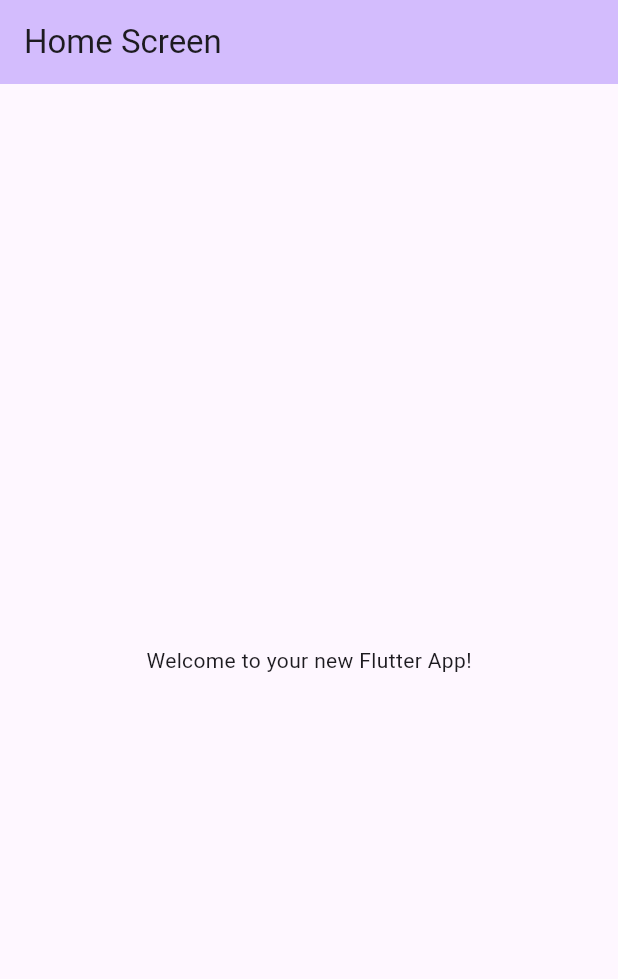
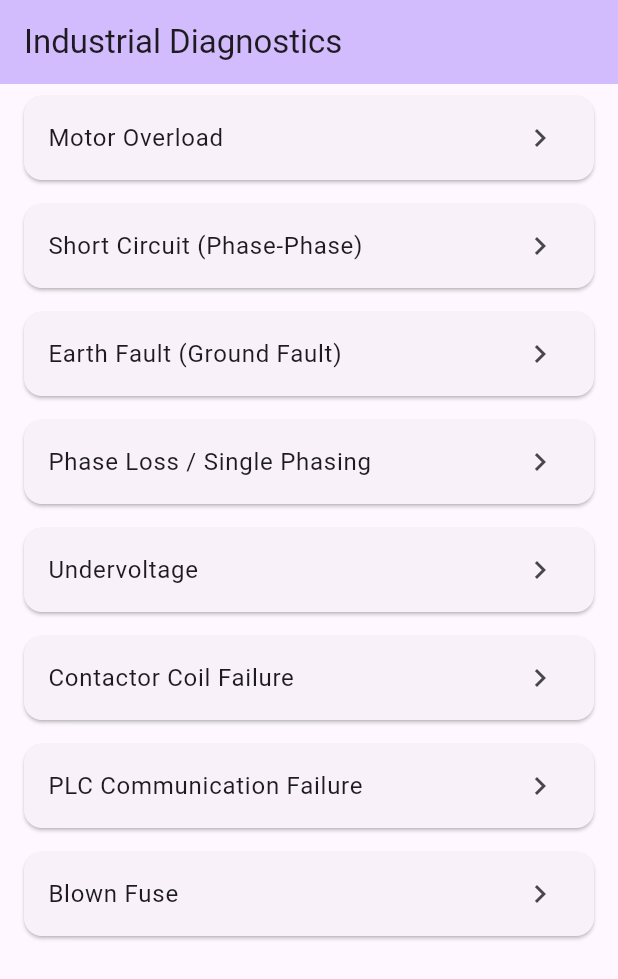
Before and after one commit to could-ai/019a2097-01bc-7020-9ef7-3360789b76ba, a Flutter app: the screen it shows after launch, on a phone screen of 412 x 824 dp. Shown: the top 979 px of the screen. Run offline on Flutter 3.47's test engine with Material 3 defaults, Android fonts, the phone set to English and light mode, and no system bars.

Commit message:
لقد قمت بتحديث HomeScreen لعرض قائمة بقواعد التشخيص. الآن، تقوم الشاشة بتحميل البيانات من ملف البيانات الجديد وتعرض كل قاعدة في بطاقة قابلة للنقر. يؤدي النقر على بطاقة إلى الانتقال إلى شاشة التفاصيل الجديدة. لقد حولت الشاشة أيضًا إلى StatefulWidget لإدارة حالة قائمة القواعد.; لقد أنشأت ملف نموذج جديدًا، `DiagnosticRule.dart`، لتمثيل بيانات التشخيص الخاصة بك بطريقة منظمة. يتضمن هذا الفصل مُنشئ مصنع لتحليل بيانات JSON بسهولة إلى كائنات Dart، مما يضمن سلامة النوع وسهولة الاستخدام في جميع أنحاء التطبيق.; لقد قمت بإنشاء ملف بيانات جديد، `rules_data.dart`، لتخزين بيانات JSON التي قدمتها. يتضمن هذا الملف دالة `loadRules` التي تحلل سلسلة JSON إلى قائمة من كائنات `DiagnosticRule`، مما يفصل البيانات عن واجهة المستخدم ويسهل إدارتها.; لقد أنشأت شاشة تفاصيل جديدة، `RuleDetailsScreen.dart`، لعرض الأعراض والاختبارات والإجراءات لكل قاعدة تشخيص. تستخدم هذه الشاشة تصميمًا قائمًا على البطاقة لعرض المعلومات بوضوح، مما يحسن من قابلية القراءة وتجربة المستخدم.

```diff
--- /dev/null
+++ b/usr/lib/data/rules_data.dart
@@ -0,0 +1,79 @@
+import 'dart:convert';
+import 'package:couldai_user_app/models/diagnostic_rule.dart';
+
+const String rulesJsonData = '''
+{
+  "rules": [
+    {
+      "id": "motor_overload",
+      "name": "Motor Overload",
+      "symptoms": ["motor_heats_up", "trips_overload_relay", "reduced_speed", "burning_smell"],
+      "tests": ["Check motor current with clamp meter", "Inspect load mechanical jam", "Verify ventilation"],
+      "actions": ["Reduce load", "Repair mechanical jam", "Replace motor if insulation damaged"],
+      "weight": 1.0
+    },
+    {
+      "id": "short_circuit_phase_to_phase",
+      "name": "Short Circuit (Phase-Phase)",
+      "symptoms": ["blown_fuse", "tripped_mcb", "arcing_sounds", "smoke"],
+      "tests": ["Visual inspection for burned conductors", "Measure continuity between phases with power off"],
+      "actions": ["Isolate supply", "Replace damaged cables/fuses", "Find & repair shorted components"],
+      "weight": 1.2
+    },
+    {
+      "id": "earth_fault",
+      "name": "Earth Fault (Ground Fault)",
+      "symptoms": ["residual_current_trip", "leakage_current_detected", "fuses_not_blown_but_trips"],
+      "tests": ["Insulation test (megger)", "Visual inspect insulation", "Measure leakage to earth"],
+      "actions": ["Repair insulation", "Correctly route cables", "Install/verify RCD"],
+      "weight": 1.0
+    },
+    {
+      "id": "phase_loss",
+      "name": "Phase Loss / Single Phasing",
+      "symptoms": ["reduced_power", "motor_overheating", "vibrations", "motor_starts_slow"],
+      "tests": ["Check phase voltages at load", "Verify upstream supply and fuses"],
+      "actions": ["Restore missing phase", "Replace blown fuse", "Use phase failure relays"],
+      "weight": 1.1
+    },
+    {
+      "id": "undervoltage",
+      "name": "Undervoltage",
+      "symptoms": ["low_voltage", "motor_stalls", "lights_dim"],
+      "tests": ["Measure supply voltage under load", "Check upstream transformer taps"],
+      "actions": ["Correct supply voltage", "Inspect transformer/taps", "Reduce load"],
+      "weight": 0.9
+    },
+    {
+      "id": "contactor_coil_failure",
+      "name": "Contactor Coil Failure",
+      "symptoms": ["contactor_not_pull_in", "no_output_to_motor_when_commanded", "coil_hot"],
+      "tests": ["Measure coil resistance", "Check coil supply voltage"],
+      "actions": ["Replace contactor coil", "Check control circuit and fuses"],
+      "weight": 1.0
+    },
+    {
+      "id": "plc_comm_failure",
+      "name": "PLC Communication Failure",
+      "symptoms": ["no_response_from_plc", "io_not_updating", "hmi_comm_error"],
+      "tests": ["Ping PLC if networked", "Check serial/fieldbus wiring", "Inspect PLC error LEDs"],
+      "actions": ["Restart PLC", "Replace faulty comms cable", "Restore program/backups"],
+      "weight": 1.0
+    },
+    {
+      "id": "fuse_blown",
+      "name": "Blown Fuse",
+      "symptoms": ["no_power_in_branch", "fuse_open_circuit", "downstream_devices_dead"],
+      "tests": ["Measure continuity across fuse", "Inspect for visible damage"],
+      "actions": ["Replace fuse with correct rating", "Find cause of overcurrent"],
+      "weight": 0.8
+    }
+  ]
+}
+''';
+
+List<DiagnosticRule> loadRules() {
+  final parsed = json.decode(rulesJsonData);
+  final List<dynamic> rulesList = parsed['rules'];
+  return rulesList.map((json) => DiagnosticRule.fromJson(json)).toList();
+}
--- a/usr/lib/home_screen.dart
+++ b/usr/lib/home_screen.dart
@@ -1,17 +1,51 @@
 import 'package:flutter/material.dart';
+import 'package:couldai_user_app/models/diagnostic_rule.dart';
+import 'package:couldai_user_app/data/rules_data.dart';
+import 'package:couldai_user_app/rule_details_screen.dart';
 
-class HomeScreen extends StatelessWidget {
+class HomeScreen extends StatefulWidget {
   const HomeScreen({super.key});
+
+  @override
+  State<HomeScreen> createState() => _HomeScreenState();
+}
+
+class _HomeScreenState extends State<HomeScreen> {
+  late List<DiagnosticRule> _rules;
+
+  @override
+  void initState() {
+    super.initState();
+    _rules = loadRules();
+  }
 
   @override
   Widget build(BuildContext context) {
     return Scaffold(
       appBar: AppBar(
-        title: const Text('Home Screen'),
+        title: const Text('Industrial Diagnostics'),
         backgroundColor: Theme.of(context).colorScheme.inversePrimary,
       ),
-      body: const Center(
-        child: Text('Welcome to your new Flutter App!'),
+      body: ListView.builder(
+        itemCount: _rules.length,
+        itemBuilder: (context, index) {
+          final rule = _rules[index];
+          return Card(
+            margin: const EdgeInsets.symmetric(horizontal: 16, vertical: 8),
+            child: ListTile(
+              title: Text(rule.name),
+              trailing: const Icon(Icons.chevron_right),
+              onTap: () {
+                Navigator.push(
+                  context,
+                  MaterialPageRoute(
+                    builder: (context) => RuleDetailsScreen(rule: rule),
+                  ),
+                );
+              },
+            ),
+          );
+        },
       ),
     );
   }
--- /dev/null
+++ b/usr/lib/models/diagnostic_rule.dart
@@ -0,0 +1,28 @@
+class DiagnosticRule {
+  final String id;
+  final String name;
+  final List<String> symptoms;
+  final List<String> tests;
+  final List<String> actions;
+  final double weight;
+
+  DiagnosticRule({
+    required this.id,
+    required this.name,
+    required this.symptoms,
+    required this.tests,
+    required this.actions,
+    required this.weight,
+  });
+
+  factory DiagnosticRule.fromJson(Map<String, dynamic> json) {
+    return DiagnosticRule(
+      id: json['id'] as String,
+      name: json['name'] as String,
+      symptoms: List<String>.from(json['symptoms'] as List<dynamic>),
+      tests: List<String>.from(json['tests'] as List<dynamic>),
+      actions: List<String>.from(json['actions'] as List<dynamic>),
+      weight: (json['weight'] as num).toDouble(),
+    );
+  }
+}
```
Also changed, not shown: usr/lib/rule_details_screen.dart (added, +62 -0 lines).
